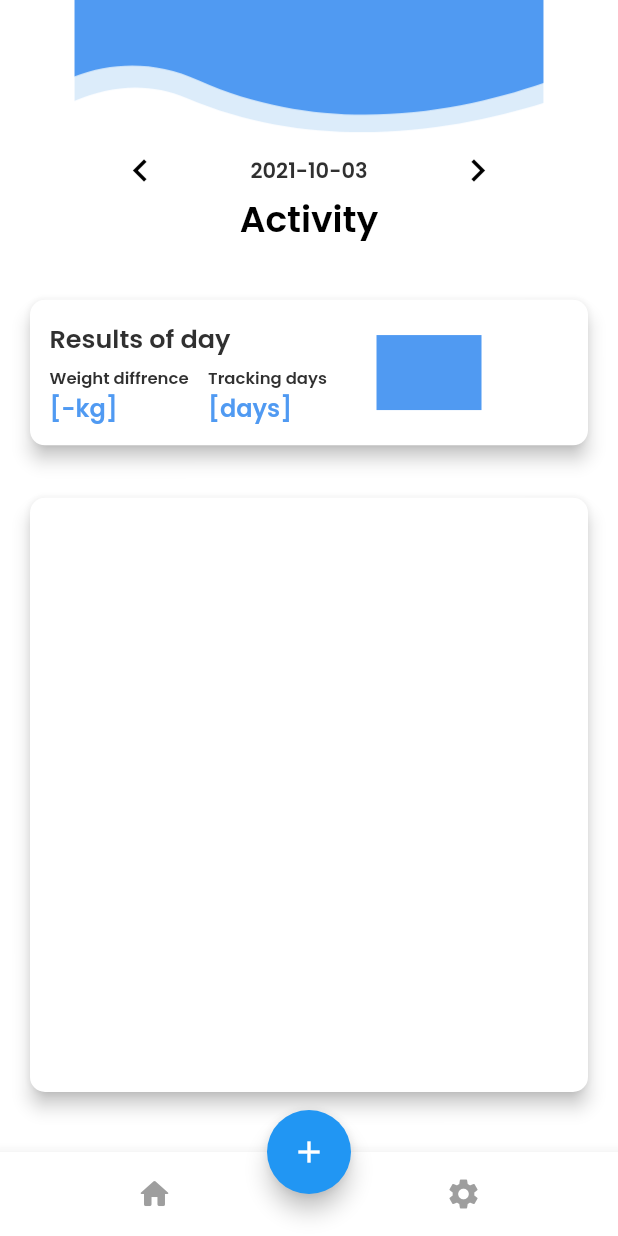
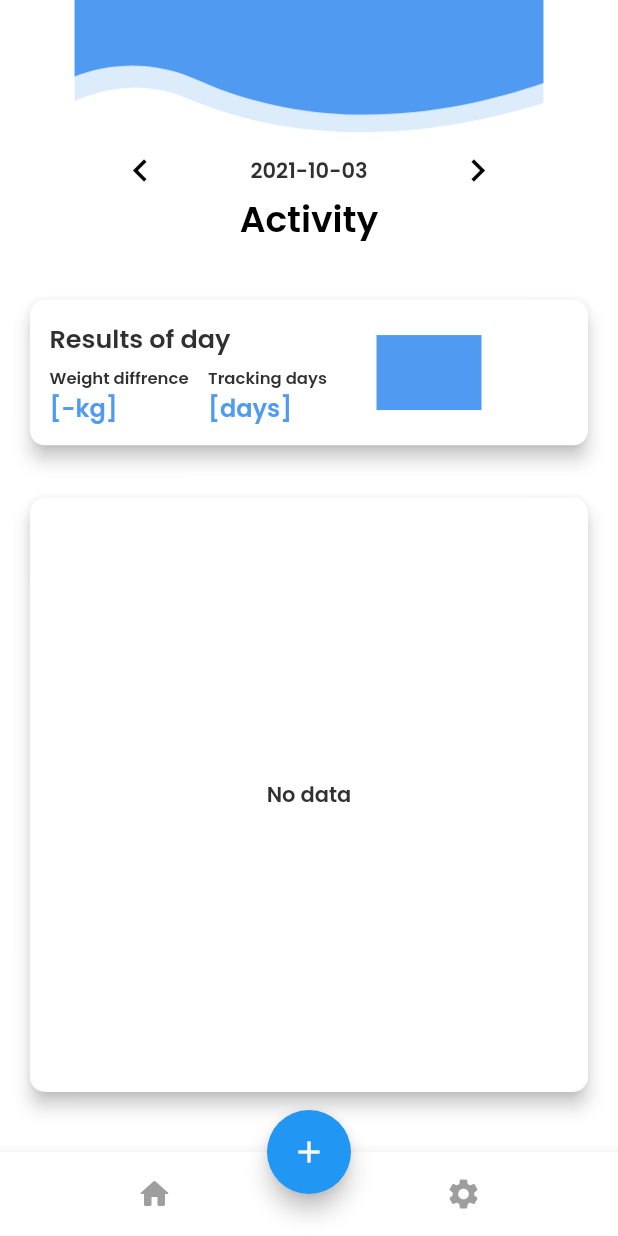
Before and after one commit to OstapFilipenko/Foody, a Flutter app: the screen it shows after launch, on a phone screen of 412 x 824 dp. Run offline on Flutter 3.47's test engine with Material 2 defaults, Android fonts, the phone set to English and light mode, and no system bars; our stand-ins replace auto_size_text, built_collection, built_value, cloud_firestore, firebase_core, flutter_svg_provider and 6 more; missing offline and left inert: scan; accounts and stored records are empty; generated files the repository leaves out were written again.

Commit message:
if no consumed products then show "no data"

```diff
--- a/lib/home_page/home_page_widget.dart
+++ b/lib/home_page/home_page_widget.dart
@@ -305,6 +305,17 @@ class _HomePageWidgetState extends State<HomePageWidget>
                             ),
                           );
                         } else if (snapshot.hasData) {
+                          if (productsToday.isEmpty) {
+                            return Center(
+                              child: Text(
+                                "No data",
+                                style: FlutterFlowTheme.bodyText1.override(
+                                  fontFamily: 'Poppins',
+                                  fontWeight: FontWeight.w600,
+                                ),
+                              ),
+                            );
+                          } else {
                             return ListView.builder(
                               shrinkWrap: true,
                               itemCount: productsToday.length,
@@ -334,8 +345,8 @@ class _HomePageWidgetState extends State<HomePageWidget>
                                       children: [
                                         Text(
                                           productsToday[index].name,
-                                        style:
-                                            FlutterFlowTheme.bodyText1.override(
+                                          style: FlutterFlowTheme.bodyText1
+                                              .override(
                                             fontFamily: 'Poppins',
                                             fontWeight: FontWeight.w600,
                                           ),
@@ -345,8 +356,8 @@ class _HomePageWidgetState extends State<HomePageWidget>
                                                   .calories
                                                   .toString() +
                                               " kcal",
-                                        style:
-                                            FlutterFlowTheme.bodyText1.override(
+                                          style: FlutterFlowTheme.bodyText1
+                                              .override(
                                             fontFamily: 'Poppins',
                                             fontWeight: FontWeight.w600,
                                           ),
@@ -357,6 +368,7 @@ class _HomePageWidgetState extends State<HomePageWidget>
                                 );
                               },
                             );
+                          }
                         } else {
                           return Center(
                             child: Text(
```
Lines whose indentation alone changed are shown as unchanged.
